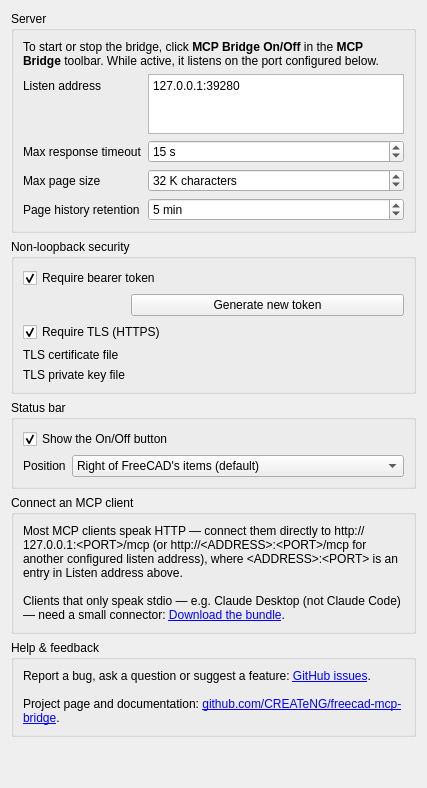
CREATeNG/freecad-mcp-bridge, file freecad/mcp_bridge/Resources/Ui/preferences.ui: the form before one commit.
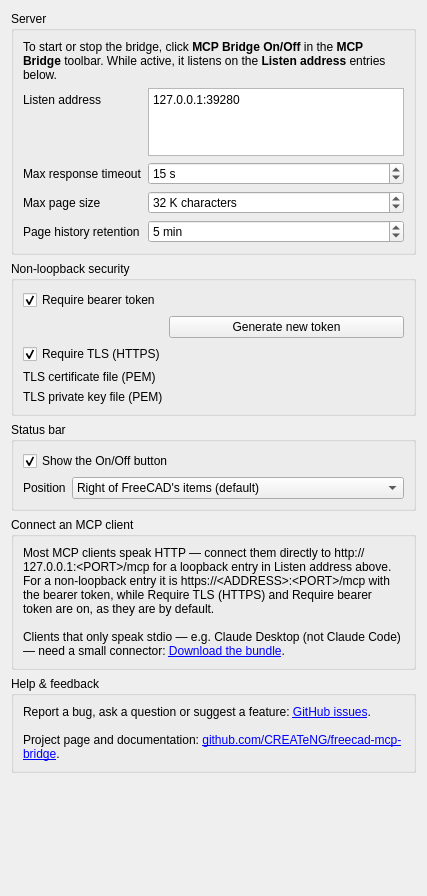
The form after the commit. Custom widgets are drawn as their Qt base class.

Commit message: Fix Preferences page layout, PEM chooser filters, encrypted key failure, and Linux/macOS CI checks

The edit to the form file:
```diff
--- a/freecad/mcp_bridge/Resources/Ui/preferences.ui
+++ b/freecad/mcp_bridge/Resources/Ui/preferences.ui
@@ -8,42 +8,62 @@
   <layout class="QVBoxLayout" name="pageLayout">
    <item>
     <widget class="QGroupBox" name="serverGroup">
+     <property name="sizePolicy">
+      <sizepolicy hsizetype="Preferred" vsizetype="Minimum">
+       <horstretch>0</horstretch>
+       <verstretch>0</verstretch>
+      </sizepolicy>
+     </property>
      <property name="title">
       <string>Server</string>
      </property>
-     <layout class="QFormLayout" name="formLayout">
-      <item row="0" column="0" colspan="2">
+     <layout class="QVBoxLayout" name="serverLayout">
+      <item>
        <widget class="QLabel" name="serverHint">
+        <property name="sizePolicy">
+         <sizepolicy hsizetype="Preferred" vsizetype="Minimum">
+          <horstretch>0</horstretch>
+          <verstretch>0</verstretch>
+         </sizepolicy>
+        </property>
         <property name="textFormat">
          <enum>Qt::RichText</enum>
         </property>
         <property name="text">
-         <string>To start or stop the bridge, click &lt;b&gt;MCP Bridge On/Off&lt;/b&gt; in the &lt;b&gt;MCP Bridge&lt;/b&gt; toolbar. While active, it listens on the port configured below.</string>
+         <string>To start or stop the bridge, click &lt;b&gt;MCP Bridge On/Off&lt;/b&gt; in the &lt;b&gt;MCP Bridge&lt;/b&gt; toolbar. While active, it listens on the &lt;b&gt;Listen address&lt;/b&gt; entries below.</string>
         </property>
         <property name="wordWrap">
          <bool>true</bool>
         </property>
        </widget>
       </item>
-      <item row="1" column="0">
+      <item>
+       <layout class="QFormLayout" name="formLayout">
+        <item row="0" column="0">
        <widget class="QLabel" name="listenAddressLabel">
         <property name="text">
          <string>Listen address</string>
         </property>
        </widget>
       </item>
-      <item row="1" column="1">
+        <item row="0" column="1">
        <widget class="Gui::PrefTextEdit" name="listenAddressTextEdit">
+          <property name="sizePolicy">
+           <sizepolicy hsizetype="Expanding" vsizetype="Fixed">
+            <horstretch>0</horstretch>
+            <verstretch>0</verstretch>
+           </sizepolicy>
+          </property>
         <property name="minimumSize">
          <size>
           <width>0</width>
-          <height>60</height>
+            <height>68</height>
          </size>
         </property>
         <property name="maximumSize">
          <size>
           <width>16777215</width>
-          <height>60</height>
+            <height>68</height>
          </size>
         </property>
         <property name="toolTip">
@@ -69,14 +89,14 @@
         </property>
        </widget>
       </item>
-      <item row="2" column="0">
+        <item row="1" column="0">
        <widget class="QLabel" name="timeoutLabel">
         <property name="text">
          <string>Max response timeout</string>
         </property>
        </widget>
       </item>
-      <item row="2" column="1">
+        <item row="1" column="1">
        <widget class="Gui::PrefSpinBox" name="timeoutSpinBox">
         <property name="toolTip">
          <string>The bridge's wait per page.</string>
@@ -104,14 +124,14 @@
         </property>
        </widget>
       </item>
-      <item row="3" column="0">
+        <item row="2" column="0">
        <widget class="QLabel" name="pageSizeLabel">
         <property name="text">
          <string>Max page size</string>
         </property>
        </widget>
       </item>
-      <item row="3" column="1">
+        <item row="2" column="1">
        <widget class="Gui::PrefSpinBox" name="pageSizeSpinBox">
         <property name="toolTip">
          <string>Splits long output by page size.</string>
@@ -139,14 +159,14 @@
         </property>
        </widget>
       </item>
-      <item row="4" column="0">
+        <item row="3" column="0">
        <widget class="QLabel" name="retentionLabel">
         <property name="text">
          <string>Page history retention</string>
         </property>
        </widget>
       </item>
-      <item row="4" column="1">
+        <item row="3" column="1">
        <widget class="Gui::PrefSpinBox" name="retentionSpinBox">
         <property name="toolTip">
          <string>Idle time before finished output expires.</string>
@@ -175,10 +195,18 @@
        </widget>
       </item>
      </layout>
+      </item>
+     </layout>
     </widget>
    </item>
    <item>
     <widget class="QGroupBox" name="securityGroup">
+     <property name="sizePolicy">
+      <sizepolicy hsizetype="Preferred" vsizetype="Minimum">
+       <horstretch>0</horstretch>
+       <verstretch>0</verstretch>
+      </sizepolicy>
+     </property>
      <property name="title">
       <string>Non-loopback security</string>
      </property>
@@ -234,7 +262,7 @@
       <item row="3" column="0">
        <widget class="QLabel" name="tlsCertFileLabel">
         <property name="text">
-         <string>TLS certificate file</string>
+         <string>TLS certificate file (PEM)</string>
         </property>
        </widget>
       </item>
@@ -257,7 +285,7 @@
       <item row="4" column="0">
        <widget class="QLabel" name="tlsKeyFileLabel">
         <property name="text">
-         <string>TLS private key file</string>
+         <string>TLS private key file (PEM)</string>
         </property>
        </widget>
       </item>
@@ -282,6 +310,12 @@
    </item>
    <item>
     <widget class="QGroupBox" name="statusBarGroup">
+     <property name="sizePolicy">
+      <sizepolicy hsizetype="Preferred" vsizetype="Minimum">
+       <horstretch>0</horstretch>
+       <verstretch>0</verstretch>
+      </sizepolicy>
+     </property>
      <property name="title">
       <string>Status bar</string>
      </property>
@@ -343,17 +377,29 @@
    </item>
    <item>
     <widget class="QGroupBox" name="clientGroup">
+     <property name="sizePolicy">
+      <sizepolicy hsizetype="Preferred" vsizetype="Minimum">
+       <horstretch>0</horstretch>
+       <verstretch>0</verstretch>
+      </sizepolicy>
+     </property>
      <property name="title">
       <string>Connect an MCP client</string>
      </property>
      <layout class="QVBoxLayout" name="clientLayout">
       <item>
        <widget class="QLabel" name="clientNote">
+        <property name="sizePolicy">
+         <sizepolicy hsizetype="Preferred" vsizetype="Minimum">
+          <horstretch>0</horstretch>
+          <verstretch>0</verstretch>
+         </sizepolicy>
+        </property>
         <property name="textFormat">
          <enum>Qt::RichText</enum>
         </property>
         <property name="text">
-         <string>Most MCP clients speak HTTP — connect them directly to http://127.0.0.1:&amp;lt;PORT&amp;gt;/mcp (or http://&amp;lt;ADDRESS&amp;gt;:&amp;lt;PORT&amp;gt;/mcp for another configured listen address), where &amp;lt;ADDRESS&amp;gt;:&amp;lt;PORT&amp;gt; is an entry in Listen address above.&lt;br/&gt;&lt;br/&gt;Clients that only speak stdio — e.g. Claude Desktop (not Claude Code) — need a small connector: &lt;a href="https://github.com/CREATeNG/freecad-mcp-bridge/releases/latest/download/freecad-mcp-bridge.mcpb"&gt;Download the bundle&lt;/a&gt;.</string>
+         <string>Most MCP clients speak HTTP — connect them directly to http://127.0.0.1:&amp;lt;PORT&amp;gt;/mcp for a loopback entry in Listen address above. For a non-loopback entry it is https://&amp;lt;ADDRESS&amp;gt;:&amp;lt;PORT&amp;gt;/mcp with the bearer token, while Require TLS (HTTPS) and Require bearer token are on, as they are by default.&lt;br/&gt;&lt;br/&gt;Clients that only speak stdio — e.g. Claude Desktop (not Claude Code) — need a small connector: &lt;a href="https://github.com/CREATeNG/freecad-mcp-bridge/releases/latest/download/freecad-mcp-bridge.mcpb"&gt;Download the bundle&lt;/a&gt;.</string>
         </property>
         <property name="wordWrap">
          <bool>true</bool>
@@ -368,12 +414,24 @@
    </item>
    <item>
     <widget class="QGroupBox" name="helpGroup">
+     <property name="sizePolicy">
+      <sizepolicy hsizetype="Preferred" vsizetype="Minimum">
+       <horstretch>0</horstretch>
+       <verstretch>0</verstretch>
+      </sizepolicy>
+     </property>
      <property name="title">
       <string>Help &amp;&amp; feedback</string>
      </property>
      <layout class="QVBoxLayout" name="helpLayout">
       <item>
        <widget class="QLabel" name="helpNote">
+        <property name="sizePolicy">
+         <sizepolicy hsizetype="Preferred" vsizetype="Minimum">
+          <horstretch>0</horstretch>
+          <verstretch>0</verstretch>
+         </sizepolicy>
+        </property>
         <property name="textFormat">
          <enum>Qt::RichText</enum>
         </property>
```
Left out of the diff: 6 changed lines with no effect on the pictures. Lines whose indentation alone changed are shown as unchanged. The commit also changes 7 other files.
